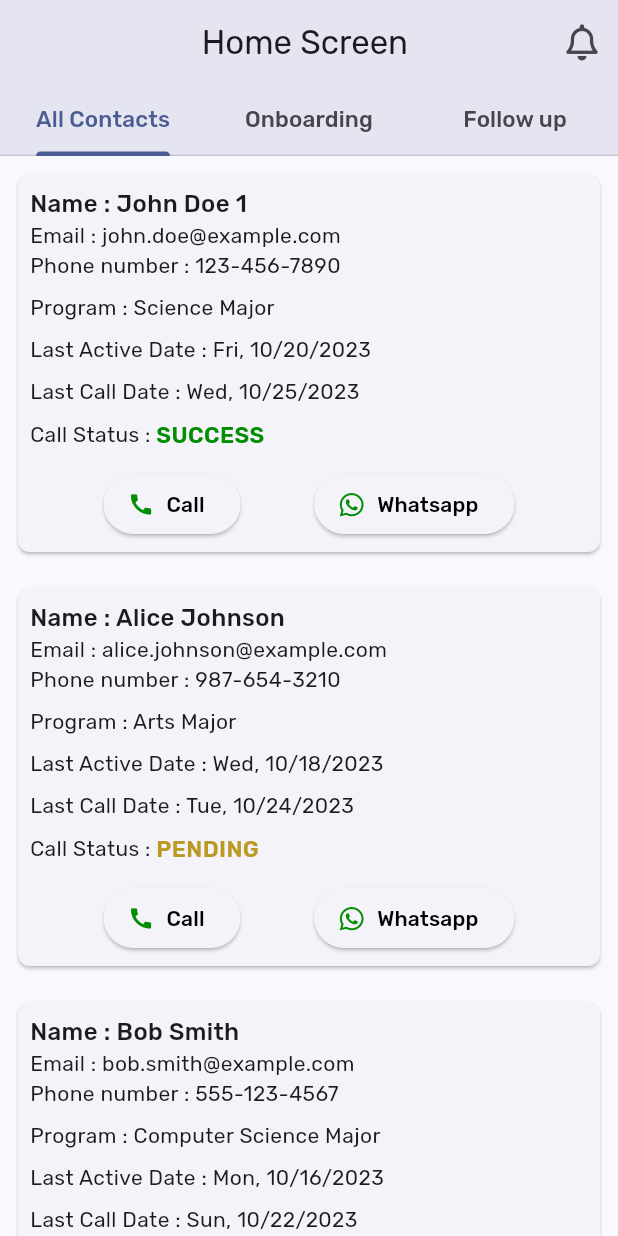
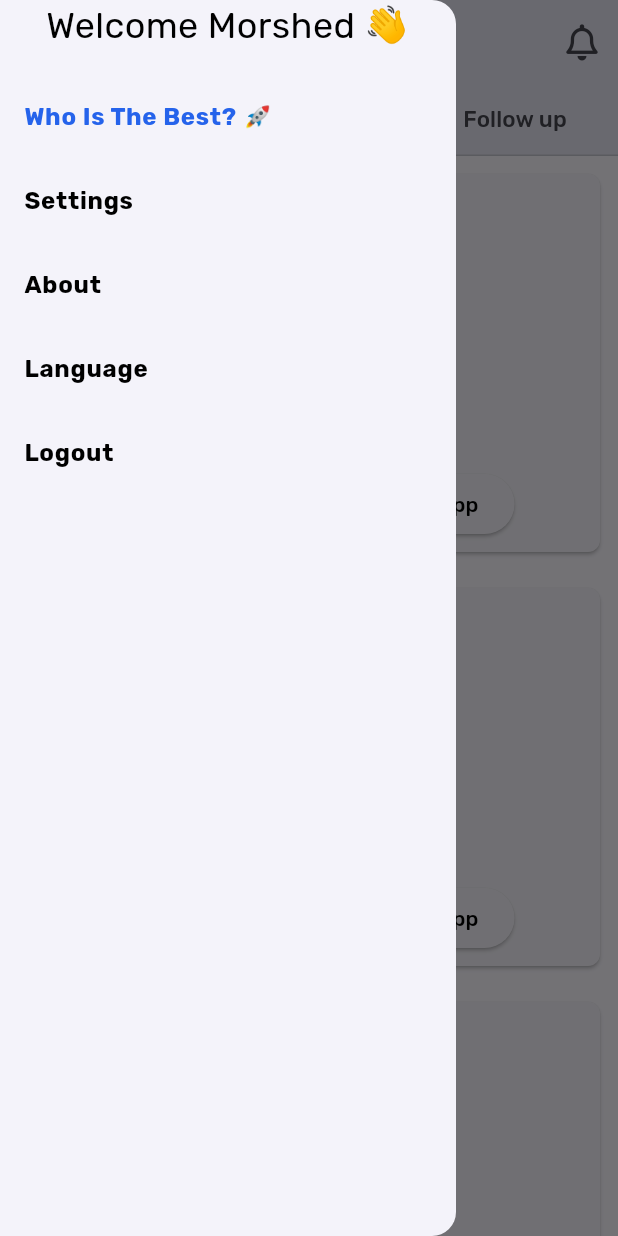
Before and after one commit to adellahlouh/morshed_mock_app, a Flutter app: the screen it shows after launch, with the side drawer open (before the commit the screen has no drawer), on a phone screen of 412 x 824 dp. Run offline on Flutter 3.47's test engine with Material 2 defaults, Android fonts, the phone set to English and light mode, and no system bars; our stand-ins replace font_awesome_flutter, share_plus, shared_preferences; missing offline and left inert: animated_button_bar, bouncing_button.

Commit message:
Add Who is the best!

```diff
--- a/lib/screens/crm_screen.dart
+++ b/lib/screens/crm_screen.dart
@@ -5,9 +5,12 @@ import 'package:intl/intl.dart';
 import 'package:morshed_mock_app/colors.dart';
 import 'package:morshed_mock_app/constants.dart';
 import 'package:morshed_mock_app/screens/student_screen.dart';
+import 'package:morshed_mock_app/screens/who_is_the_best_screen.dart';
 import 'package:morshed_mock_app/models/std_model.dart';
 import 'package:url_launcher/url_launcher.dart';
 import 'package:url_launcher/url_launcher_string.dart';
+
+import 'report_screen.dart';
 
 class CRMScreen extends StatefulWidget {
   const CRMScreen({super.key});
@@ -24,18 +27,115 @@ class _CRMScreenState extends State<CRMScreen>
     return DefaultTabController(
       length: 3,
       child: Scaffold(
+        drawer: Drawer(
+          child: ListView(
+            children: [
+              // Drawer Header - Welcome Message
+
+              const SizedBox(
+                height: 50,
+                child: Text(
+                  'Welcome Morshed 👋',
+                  textAlign: TextAlign.center,
+                  style: TextStyle(
+                    color: Colors.black,
+                    fontSize: 24,
+                  ),
+                ),
+              ),
+              ListTile(
+                title: const Text(
+                  'Who Is The Best? 🚀',
+                  style: TextStyle(
+                    color: AppColors.kPrimaryColor,
+                    fontWeight: FontWeight.bold,
+                    fontFamily: AppFonts.kFontFamily,
+                  ),
+                ),
+                onTap: () {
+                  Navigator.push(
+                    context,
+                    MaterialPageRoute(
+                      builder: (_) {
+                        return const WhoIsTheBestScreen();
+                      },
+                    ),
+                  );
+                },
+              ),
+
+              // Settings Tile
+              ListTile(
+                title: Text(
+                  'Settings',
+                  style: buildTextStyle,
+                ),
+                onTap: () {},
+              ),
+
+              // About Tile
+              ListTile(
+                title: Text(
+                  'About',
+                  style: buildTextStyle,
+                ),
+                onTap: () {},
+
+              ),
+
+              // Language Tile
+              ListTile(
+                title: Text(
+                  'Language',
+                  style: buildTextStyle,
+                ),
+                onTap: () {
+                  Navigator.push(
+                    context,
+                    MaterialPageRoute(
+                      builder: (_) {
+                        return const WhoIsTheBestScreen();
+                      },
+                    ),
+                  );
+                },
+              ),
+
+              // Logout
+              ListTile(
+                title: Text(
+                  'Logout',
+                  style: buildTextStyle,
+                ),
+                onTap: () {},
+
+              ),
+            ],
+          ),
+        ),
         appBar: AppBar(
           title: const Text('Home Screen '),
           centerTitle: true,
           elevation: 8,
-          leading: const SizedBox(),
+          leading: Builder(
+            builder: (context) {
+              return IconButton(
+                onPressed: () {
+                  Scaffold.of(context).openDrawer();
+                },
+                icon: const Icon(
+                  Icons.menu,
+                ),
+              );
+            },
+          ),
           actions: [
             IconButton(
               onPressed: () {},
               icon: const Icon(
                 FontAwesomeIcons.bell,
               ),
-            )
+            ),
           ],
           bottom: const TabBar(
             labelStyle: TextStyle(fontWeight: FontWeight.w500, fontSize: 15),
@@ -66,6 +166,14 @@ class _CRMScreenState extends State<CRMScreen>
           ],
         ),
       ),
+    );
+  }
+
+  TextStyle get buildTextStyle {
+    return TextStyle(
+      color: Colors.black,
+      fontWeight: FontWeight.bold,
+      fontFamily: AppFonts.kFontFamily,
     );
   }
 
@@ -111,7 +219,6 @@ class _CRMWidgetState extends State<_CRMWidget>
                 shape: RoundedRectangleBorder(
                   borderRadius: BorderRadius.circular(8.0),
                 ),
-
                 child: Padding(
                   padding: const EdgeInsets.all(8.0),
                   child: Column(
@@ -145,11 +252,10 @@ class _CRMWidgetState extends State<_CRMWidget>
                           Text(
                             model.callStatus.name.toUpperCase(),
                             style: TextStyle(
-                              color: model.callStatus.color,
-                              fontWeight: FontWeight.w600,
-                              fontFamily: AppFonts.kFontFamily,
-                              fontSize: 15
-                            ),
+                                color: model.callStatus.color,
+                                fontWeight: FontWeight.w600,
+                                fontFamily: AppFonts.kFontFamily,
+                                fontSize: 15),
                           ),
                         ],
                       ),
@@ -158,9 +264,8 @@ class _CRMWidgetState extends State<_CRMWidget>
                         mainAxisAlignment: MainAxisAlignment.spaceEvenly,
                         children: [
                           ElevatedButton.icon(
-                            onPressed: () async{
+                            onPressed: () async {
                               await launchUrlString('tel:${model.phoneNumber}');
-
                             },
                             icon: const Icon(
                               Icons.call,
--- a/pubspec.yaml
+++ b/pubspec.yaml
@@ -70,7 +70,7 @@ dev_dependencies:
   flutter_test:
     sdk: flutter
 
-  flutter_lints: ^2.0.0
+#  flutter_lints: ^2.0.0
   dart_code_metrics: 5.7.5
   bloc_test: 9.1.3
   mockito: 5.4.2
```
Also changed, not shown: lib/screens/who_is_the_best_screen.dart (added, +227 -0 lines), 3 other files.
